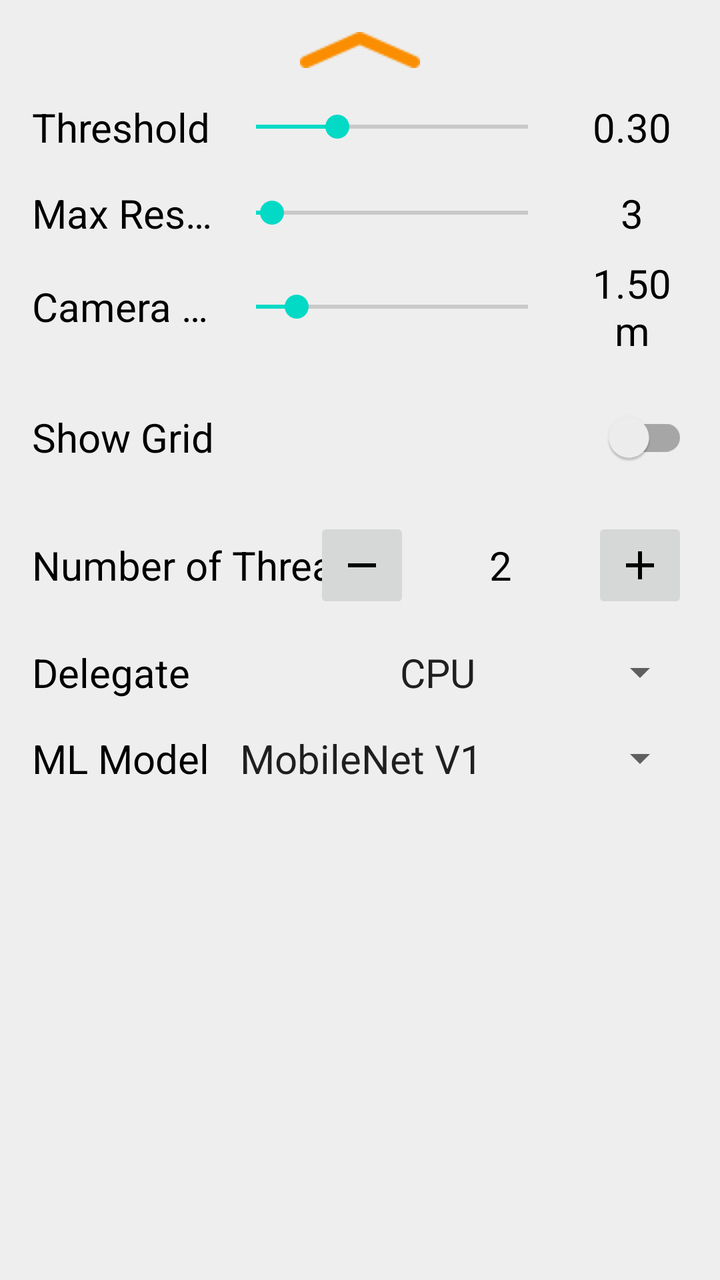
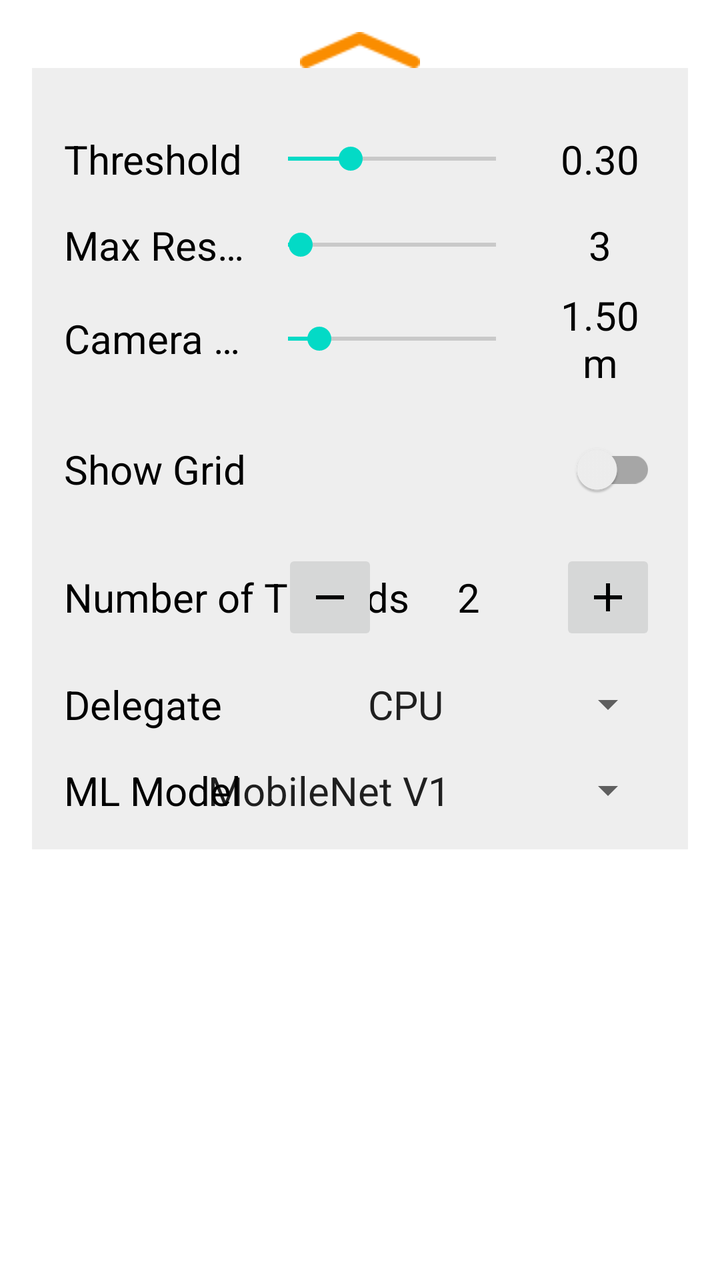

Compare the two renders of this Android layout. The source of the first and the diff that turns it into the second are given below.
<!-- AndroidManifest.xml: fallback theme Theme.MaterialComponents.DayNight.NoActionBar -->
<!-- res/layout/info_bottom_sheet.xml -->
<androidx.core.widget.NestedScrollView xmlns:android="http://schemas.android.com/apk/res/android"
    xmlns:app="http://schemas.android.com/apk/res-auto"
    android:id="@+id/bottom_sheet_layout"
    android:layout_width="match_parent"
    android:layout_gravity="center_horizontal"
    android:background="@color/bottom_sheet_background"
    android:gravity="center_horizontal"
    android:orientation="vertical"
    android:padding="@dimen/bottom_sheet_padding"
    android:layout_height="wrap_content"
    app:behavior_hideable="false"
    app:behavior_peekHeight="@dimen/bottom_sheet_peek_height"
    app:layout_behavior="com.google.android.material.bottomsheet.BottomSheetBehavior">

    <androidx.appcompat.widget.LinearLayoutCompat
        android:orientation="vertical"
        android:layout_width="match_parent"
        android:layout_height="match_parent">

        
        <RelativeLayout
            android:layout_height="wrap_content"
            android:layout_width="match_parent">
            <ImageView
                android:layout_width="wrap_content"
                android:layout_height="wrap_content"
                android:layout_centerHorizontal="true"
                android:layout_centerVertical="true"
                android:src="@drawable/icn_chevron_up"
                android:contentDescription="@string/alt_bottom_sheet_chevron" />
        </RelativeLayout>

        
        <LinearLayout
            android:layout_width="match_parent"
            android:layout_height="wrap_content"
            android:layout_marginTop="@dimen/bottom_sheet_default_row_margin"
            android:orientation="horizontal"
            android:gravity="center_vertical">

            <TextView
                android:id="@+id/threshold_label"
                android:layout_width="96dp"
                android:layout_height="wrap_content"
                android:maxLines="1"
                android:ellipsize="end"
                android:text="@string/label_confidence_threshold"
                android:textColor="@color/bottom_sheet_text_color"
                android:textSize="@dimen/bottom_sheet_text_size" />

            <SeekBar
                android:id="@+id/threshold_seek"
                android:layout_width="0dp"
                android:layout_height="wrap_content"
                android:layout_weight="1"
                android:max="100"
                android:progress="30"
                android:splitTrack="false" />

            <TextView
                android:id="@+id/threshold_value"
                android:layout_width="56dp"
                android:layout_height="wrap_content"
                android:layout_marginStart="8dp"
                android:gravity="center"
                android:text="0.30"
                android:textColor="@color/bottom_sheet_text_color"
                android:textSize="@dimen/bottom_sheet_text_size" />

        </LinearLayout>

        
        <LinearLayout
            android:layout_width="match_parent"
            android:layout_height="wrap_content"
            android:layout_marginTop="@dimen/bottom_sheet_default_row_margin"
            android:orientation="horizontal"
            android:gravity="center_vertical">

            <TextView
                android:id="@+id/max_results_label"
                android:layout_width="96dp"
                android:layout_height="wrap_content"
                android:maxLines="1"
                android:ellipsize="end"
                android:text="@string/label_max_results"
                android:textColor="@color/bottom_sheet_text_color"
                android:textSize="@dimen/bottom_sheet_text_size" />

            <SeekBar
                android:id="@+id/max_results_seek"
                android:layout_width="0dp"
                android:layout_height="wrap_content"
                android:layout_weight="1"
                android:max="50"
                android:progress="3"
                android:splitTrack="false" />

            <TextView
                android:id="@+id/max_results_value"
                android:layout_width="56dp"
                android:layout_height="wrap_content"
                android:layout_marginStart="8dp"
                android:gravity="center"
                android:text="3"
                android:textColor="@color/bottom_sheet_text_color"
                android:textSize="@dimen/bottom_sheet_text_size" />

        </LinearLayout>

        
        <LinearLayout
            android:layout_width="match_parent"
            android:layout_height="wrap_content"
            android:layout_marginTop="@dimen/bottom_sheet_small_row_margin"
            android:orientation="horizontal"
            android:gravity="center_vertical">

            <TextView
                android:id="@+id/camera_height_label"
                android:layout_width="96dp"
                android:layout_height="wrap_content"
                android:maxLines="1"
                android:ellipsize="end"
                android:text="Camera Height"
                android:textColor="@color/bottom_sheet_text_color"
                android:textSize="@dimen/bottom_sheet_text_size" />

            <SeekBar
                android:id="@+id/camera_height_seek"
                android:layout_width="0dp"
                android:layout_height="wrap_content"
                android:layout_weight="1"
                android:max="1000"
                android:progress="150"
                android:splitTrack="false" />

            <TextView
                android:id="@+id/camera_height_value"
                android:layout_width="56dp"
                android:layout_height="wrap_content"
                android:layout_marginStart="8dp"
                android:gravity="center"
                android:text="1.50m"
                android:textColor="@color/bottom_sheet_text_color"
                android:textSize="@dimen/bottom_sheet_text_size" />

        </LinearLayout>

        
        <RelativeLayout
            android:layout_width="match_parent"
            android:layout_height="wrap_content"
            android:layout_marginTop="@dimen/bottom_sheet_default_row_margin">

            <TextView
                android:text="Show Grid"
                android:layout_width="wrap_content"
                android:layout_height="wrap_content"
                android:layout_centerVertical="true"
                android:textSize="@dimen/bottom_sheet_text_size"
                android:textColor="@color/bottom_sheet_text_color" />

            <androidx.appcompat.widget.SwitchCompat
                android:id="@+id/grid_toggle"
                android:layout_width="wrap_content"
                android:layout_height="wrap_content"
                android:layout_alignParentRight="true"
                android:layout_centerVertical="true"
                android:checked="false" />

        </RelativeLayout>

        
        <RelativeLayout
            android:layout_width="match_parent"
            android:layout_height="wrap_content"
            android:layout_marginTop="@dimen/bottom_sheet_default_row_margin"
            android:gravity="center"
            android:orientation="horizontal">

            <TextView
                android:layout_width="wrap_content"
                android:layout_height="wrap_content"
                android:text="@string/label_threads"
                android:layout_centerVertical="true"
                android:textSize="@dimen/bottom_sheet_text_size"
                android:textColor="@color/bottom_sheet_text_color" />
            <LinearLayout
                android:layout_width="wrap_content"
                android:layout_height="wrap_content"
                android:layout_alignParentRight="true"
                android:gravity="center_vertical"
                android:orientation="horizontal"
                >

                <androidx.appcompat.widget.AppCompatImageButton
                    android:id="@+id/threads_minus"
                    android:layout_width="@dimen/bottom_sheet_control_btn_size"
                    android:layout_height="@dimen/bottom_sheet_control_btn_size"
                    android:contentDescription="@string/alt_bottom_sheet_thread_button_minus"
                    android:src="@drawable/ic_minus" />

                <TextView
                    android:id="@+id/threads_value"
                    android:layout_width="wrap_content"
                    android:layout_height="wrap_content"
                    android:layout_marginLeft="@dimen/bottom_sheet_control_text_side_margin"
                    android:layout_marginRight="@dimen/bottom_sheet_control_text_side_margin"
                    android:gravity="center"
                    android:minEms="@integer/bottom_sheet_control_text_min_ems"
                    android:text="2"
                    android:textColor="@color/bottom_sheet_text_color"
                    android:textSize="@dimen/bottom_sheet_text_size" />

                <androidx.appcompat.widget.AppCompatImageButton
                    android:id="@+id/threads_plus"
                    android:layout_width="@dimen/bottom_sheet_control_btn_size"
                    android:layout_height="@dimen/bottom_sheet_control_btn_size"
                    android:contentDescription="@string/alt_bottom_sheet_thread_button_plus"
                    android:src="@drawable/ic_plus"  />
            </LinearLayout>
        </RelativeLayout>

        
        <RelativeLayout
            android:layout_width="match_parent"
            android:layout_height="wrap_content"
            android:layout_marginTop="@dimen/bottom_sheet_default_row_margin">

            <TextView
                android:text="@string/label_delegate"
                android:layout_width="wrap_content"
                android:layout_height="wrap_content"
                android:textSize="@dimen/bottom_sheet_text_size"
                android:textColor="@color/bottom_sheet_text_color" />

            <androidx.appcompat.widget.AppCompatSpinner
                android:id="@+id/spinner_delegate"
                android:layout_width="wrap_content"
                android:layout_height="wrap_content"
                android:minWidth="@dimen/bottom_sheet_spinner_delegate_min_width"

                android:spinnerMode="dropdown"
                android:theme="@style/BottomSheetSpinnerItemStyle"
                android:layout_alignParentRight="true"
                android:entries="@array/delegate_spinner_titles"/>

        </RelativeLayout>

        
        <RelativeLayout
            android:layout_width="match_parent"
            android:layout_height="wrap_content"
            android:layout_marginTop="@dimen/bottom_sheet_default_row_margin">

            <TextView
                android:text="@string/label_models"
                android:layout_width="wrap_content"
                android:layout_height="wrap_content"
                android:textSize="@dimen/bottom_sheet_text_size"
                android:textColor="@color/bottom_sheet_text_color" />

            <androidx.appcompat.widget.AppCompatSpinner
                android:id="@+id/spinner_model"
                android:layout_width="wrap_content"
                android:layout_height="wrap_content"
                android:minWidth="@dimen/bottom_sheet_spinner_model_min_width"
                android:spinnerMode="dropdown"
                android:theme="@style/BottomSheetSpinnerItemStyle"
                android:layout_alignParentRight="true"
                android:entries="@array/models_spinner_titles"/>

        </RelativeLayout>
    </androidx.appcompat.widget.LinearLayoutCompat>
</androidx.core.widget.NestedScrollView>
<!-- resources referenced by this layout -->
<resources>
  <string-array name="delegate_spinner_titles">
          <item>CPU</item>
          <item>GPU</item>
          <item>NNAPI</item>
      </string-array>
  <string-array name="models_spinner_titles">
          <item>MobileNet V1</item>
          <item>EfficientDet Lite0</item>
          <item>EfficientDet Lite1</item>
          <item>EfficientDet Lite2</item>
          <item>Yolo v11</item>
      </string-array>
  <color name="bottom_sheet_background">#EEEEEE</color>
  <color name="bottom_sheet_text_color">@android:color/black</color>
  <dimen name="bottom_sheet_control_btn_size">48dp</dimen>
  <dimen name="bottom_sheet_control_text_side_margin">10dp</dimen>
  <dimen name="bottom_sheet_default_row_margin">16dp</dimen>
  <dimen name="bottom_sheet_padding">16dp</dimen>
  <dimen name="bottom_sheet_peek_height">50dp</dimen>
  <dimen name="bottom_sheet_small_row_margin">8dp</dimen>
  <dimen name="bottom_sheet_spinner_delegate_min_width">160dp</dimen>
  <dimen name="bottom_sheet_spinner_model_min_width">240dp</dimen>
  <dimen name="bottom_sheet_text_size">20sp</dimen>
  <!-- drawable ic_minus (drawable) -->
  <vector xmlns:android="http://schemas.android.com/apk/res/android"
      android:width="24dp"
      android:height="24dp"
      android:viewportWidth="24"
      android:viewportHeight="24">
    <path
        android:fillColor="#FF000000"
        android:pathData="M19,13H5v-2h14v2z"/>
  </vector>
  <!-- drawable ic_plus (drawable) -->
  <vector xmlns:android="http://schemas.android.com/apk/res/android"
      android:width="24dp"
      android:height="24dp"
      android:viewportWidth="24"
      android:viewportHeight="24">
    <path
        android:fillColor="#FF000000"
        android:pathData="M19,13h-6v6h-2v-6H5v-2h6V5h2v6h6v2z"/>
  </vector>
  <!-- drawable icn_chevron_up: png bitmap (drawable, 596 bytes) -->
  <integer name="bottom_sheet_control_text_min_ems">3</integer>
  <string name="alt_bottom_sheet_chevron">Bottom sheet expandable indicator</string>
  <string name="alt_bottom_sheet_thread_button_minus">Decrease the number of threads used</string>
  <string name="alt_bottom_sheet_thread_button_plus">Increase the number of threads used</string>
  <string name="label_confidence_threshold">Threshold</string>
  <string name="label_delegate">Delegate</string>
  <string name="label_max_results">Max Results</string>
  <string name="label_models">ML Model</string>
  <string name="label_threads">Number of Threads</string>
  <style name="BottomSheetSpinnerItemStyle" parent="Widget.AppCompat.Light.DropDownItem.Spinner">
          <item name="android:textSize">@dimen/bottom_sheet_text_size</item>
      </style>
</resources>

<!-- the commit's change to res/layout/info_bottom_sheet.xml (unified diff, before → after) -->
@@ -3,13 +3,13 @@
     android:id="@+id/bottom_sheet_layout"
     android:layout_width="match_parent"
     android:layout_gravity="center_horizontal"
-    android:background="@color/bottom_sheet_background"
+    android:background="@android:color/transparent"
     android:gravity="center_horizontal"
     android:orientation="vertical"
     android:padding="@dimen/bottom_sheet_padding"
     android:layout_height="wrap_content"
     app:behavior_hideable="false"
-    app:behavior_peekHeight="@dimen/bottom_sheet_peek_height"
+    app:behavior_peekHeight="30dp"
     app:layout_behavior="com.google.android.material.bottomsheet.BottomSheetBehavior">
 
     <androidx.appcompat.widget.LinearLayoutCompat
@@ -20,7 +20,8 @@
         
         <RelativeLayout
             android:layout_height="wrap_content"
-            android:layout_width="match_parent">
+            android:layout_width="match_parent"
+            android:background="@android:color/transparent">
             <ImageView
                 android:layout_width="wrap_content"
                 android:layout_height="wrap_content"
@@ -29,6 +30,14 @@
                 android:src="@drawable/icn_chevron_up"
                 android:contentDescription="@string/alt_bottom_sheet_chevron" />
         </RelativeLayout>
+
+        
+        <androidx.appcompat.widget.LinearLayoutCompat
+            android:layout_width="match_parent"
+            android:layout_height="wrap_content"
+            android:orientation="vertical"
+            android:background="@color/bottom_sheet_background"
+            android:padding="@dimen/bottom_sheet_padding">
 
         
         <LinearLayout
@@ -272,5 +281,7 @@
                 android:entries="@array/models_spinner_titles"/>
 
         </RelativeLayout>
+
+        </androidx.appcompat.widget.LinearLayoutCompat>
     </androidx.appcompat.widget.LinearLayoutCompat>
 </androidx.core.widget.NestedScrollView>
<!-- resource entries referenced after the edit -->
@@ -18,7 +18,6 @@
   <dimen name="bottom_sheet_control_text_side_margin">10dp</dimen>
   <dimen name="bottom_sheet_default_row_margin">16dp</dimen>
   <dimen name="bottom_sheet_padding">16dp</dimen>
-  <dimen name="bottom_sheet_peek_height">50dp</dimen>
   <dimen name="bottom_sheet_small_row_margin">8dp</dimen>
   <dimen name="bottom_sheet_spinner_delegate_min_width">160dp</dimen>
   <dimen name="bottom_sheet_spinner_model_min_width">240dp</dimen>
